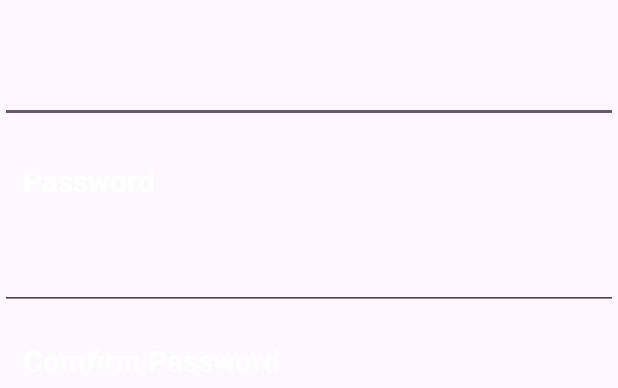
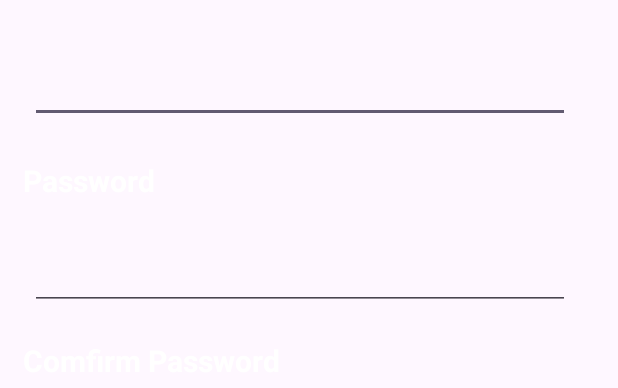
Before and after one commit to jonathan-an9487/RM-tinder, an Android app: the layout fragment_regist.xml on its own in the app's theme, with its tools: preview values and no code run, on a phone screen of 412 x 824 dp. Shown: the part 260-648 px from the top of the screen. Run offline under Robolectric (Android 15) with nearby library versions, the phone set to English and light mode, and no system bars.

Commit message:
small fix in login regist

```diff
--- a/app/src/main/res/layout/fragment_login.xml
+++ b/app/src/main/res/layout/fragment_login.xml
@@ -25,9 +25,10 @@
     </TextView>
     <EditText
         android:id="@+id/edittextaccount"
-        android:layout_width="match_parent"
+        android:layout_width="360dp"
         android:layout_height="55dp"
         android:layout_marginTop="200dp"
+        android:layout_marginLeft="20dp"
         android:textColorHint="@color/white"
         android:textColor="@color/white">
     </EditText>
@@ -45,9 +46,10 @@
     </TextView>
     <EditText
         android:id="@+id/editTextPassword"
-        android:layout_width="match_parent"
+        android:layout_width="360dp"
         android:layout_height="50dp"
         android:layout_marginTop="330dp"
+        android:layout_marginLeft="20dp"
         android:ems="10"
         android:inputType="numberPassword"
         android:textColorHint="@color/white"
--- a/app/src/main/res/layout/fragment_regist.xml
+++ b/app/src/main/res/layout/fragment_regist.xml
@@ -23,9 +23,10 @@
     </TextView>
     <EditText
         android:id="@+id/editTextregistaccount"
-        android:layout_width="match_parent"
+        android:layout_width="360dp"
         android:layout_height="55dp"
         android:layout_marginTop="200dp"
+        android:layout_marginLeft="20dp"
         android:textColorHint="@color/white">
     </EditText>
 
@@ -42,9 +43,10 @@
     </TextView>
     <EditText
         android:id="@+id/editTextregistPassword"
-        android:layout_width="match_parent"
+        android:layout_width="360dp"
         android:layout_height="50dp"
         android:layout_marginTop="330dp"
+        android:layout_marginLeft="20dp"
         android:ems="10"
         android:inputType="numberPassword"
         android:textColorHint="@color/white">
```
